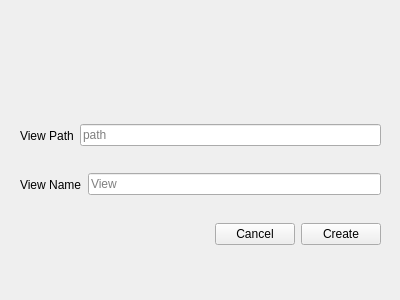
The window that src/components/create-view/createview.ui (RapidWebForge/RapidWebForgeApp) describes before a commit, drawn with Qt 5.
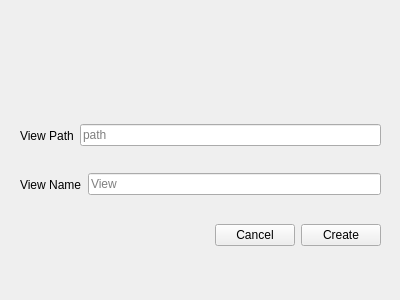
The same window after the commit.

Commit message: fix: styles and dialog

What changed in the file:
```diff
--- a/src/components/create-view/createview.ui
+++ b/src/components/create-view/createview.ui
@@ -19,7 +19,7 @@
      <x>20</x>
      <y>219</y>
      <width>361</width>
-     <height>31</height>
+     <height>32</height>
     </rect>
    </property>
    <layout class="QHBoxLayout" name="bottomButtonLayout">
```
Left out of the diff: 2 changed lines with no effect on the pictures. The commit also changes 7 other files.
